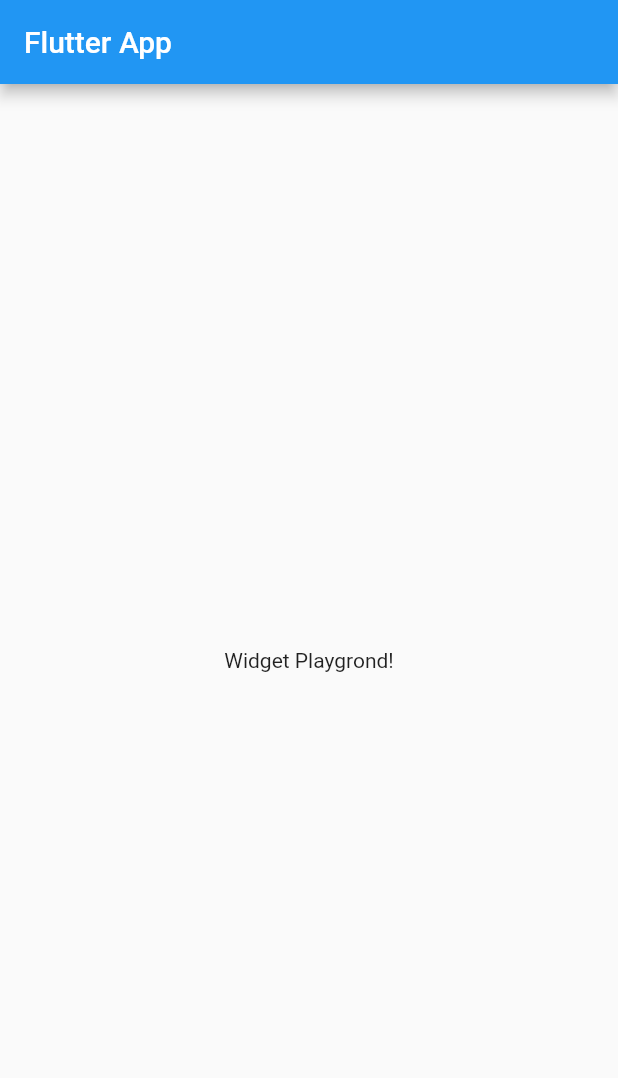
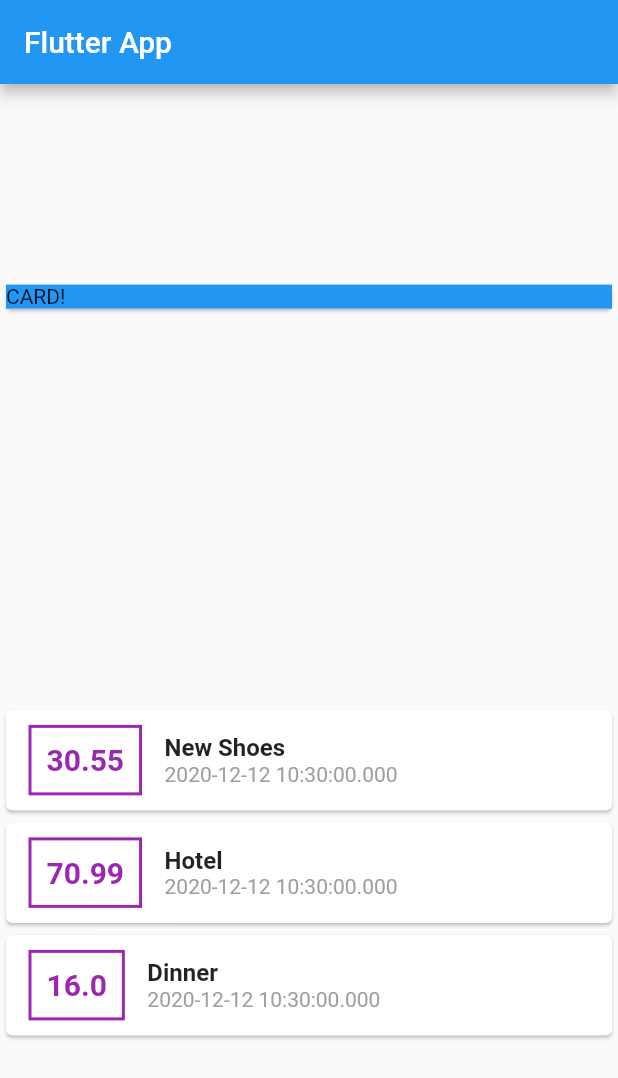
Before and after one commit to ewajs/flutter-personal-expenses, a Flutter app: the screen it shows after launch, on a phone screen of 412 x 824 dp. Shown: the top 1078 px of the screen. Run offline on Flutter 3.47's test engine with Material 2 defaults, Android fonts, the phone set to English and light mode, and no system bars.

Commit message:
Defined transaction Model, some styling on TX Cards

```diff
--- a/lib/main.dart
+++ b/lib/main.dart
@@ -1,4 +1,6 @@
 import 'package:flutter/material.dart';
+
+import 'transaction.dart';
 
 void main() => runApp(MyApp());
 
@@ -14,14 +16,92 @@ class MyApp extends StatelessWidget {
 }
 
 class MyHomePage extends StatelessWidget {
+  final List<Transaction> transactions = [
+    Transaction(
+      id: 't1',
+      title: 'New Shoes',
+      amount: 30.55,
+      date: DateTime.now(),
+    ),
+    Transaction(
+      id: 't2',
+      title: 'Hotel',
+      amount: 70.99,
+      date: DateTime.now(),
+    ),
+    Transaction(
+      id: 't3',
+      title: 'Dinner',
+      amount: 16,
+      date: DateTime.now(),
+    ),
+  ];
   @override
   Widget build(BuildContext context) {
     return Scaffold(
       appBar: AppBar(
         title: Text('Flutter App'),
       ),
-      body: Center(
-        child: Text('Widget Playgrond!'),
+      body: Column(
+        mainAxisAlignment: MainAxisAlignment.spaceAround,
+        children: [
+          Card(
+            child: Container(
+              width: double.infinity,
+              color: Colors.blue,
+              child: Text('CARD!'),
+            ),
+          ),
+          Column(
+            children: transactions.map((tx) {
+              return Card(
+                child: Row(
+                  children: [
+                    Container(
+                      margin: EdgeInsets.symmetric(
+                        vertical: 10,
+                        horizontal: 15,
+                      ),
+                      padding: EdgeInsets.all(10),
+                      decoration: BoxDecoration(
+                        border: Border.all(
+                          color: Colors.purple,
+                          width: 2,
+                        ),
+                      ),
+                      child: Text(
+                        tx.amount.toString(),
+                        style: TextStyle(
+                          fontWeight: FontWeight.bold,
+                          fontSize: 20,
+                          color: Colors.purple,
+                        ),
+                      ),
+                    ),
+                    Column(
+                      crossAxisAlignment: CrossAxisAlignment.start,
+                      children: [
+                        Text(
+                          tx.title,
+                          style: TextStyle(
+                            fontWeight: FontWeight.bold,
+                            fontSize: 16,
+                          ),
+                        ),
+                        Text(
+                          tx.date.toString(),
+                          style: TextStyle(
+                            color: Colors.grey,
+                          ),
+                        ),
+                      ],
+                    )
+                  ],
+                ),
+              );
+            }).toList(),
+          ),
+        ],
       ),
     );
   }
--- /dev/null
+++ b/lib/transaction.dart
@@ -0,0 +1,15 @@
+import 'package:flutter/foundation.dart';
+
+class Transaction {
+  final String id;
+  final String title;
+  final double amount;
+  final DateTime date;
+
+  Transaction({
+    @required this.id,
+    @required this.title,
+    @required this.amount,
+    @required this.date,
+  });
+}
```
